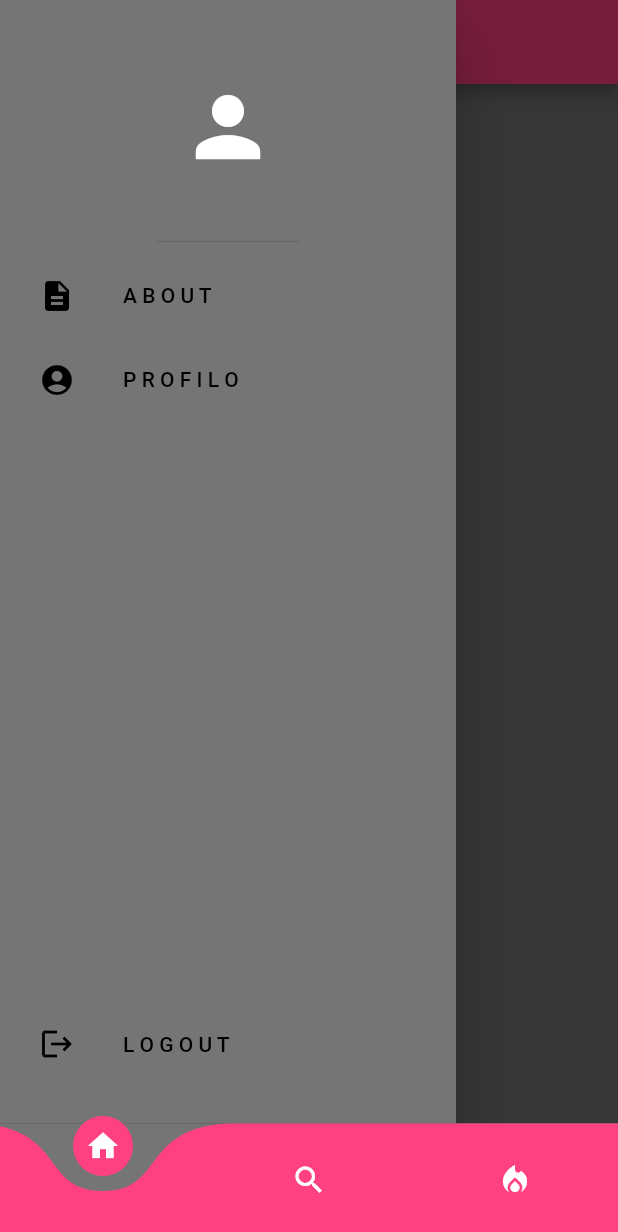
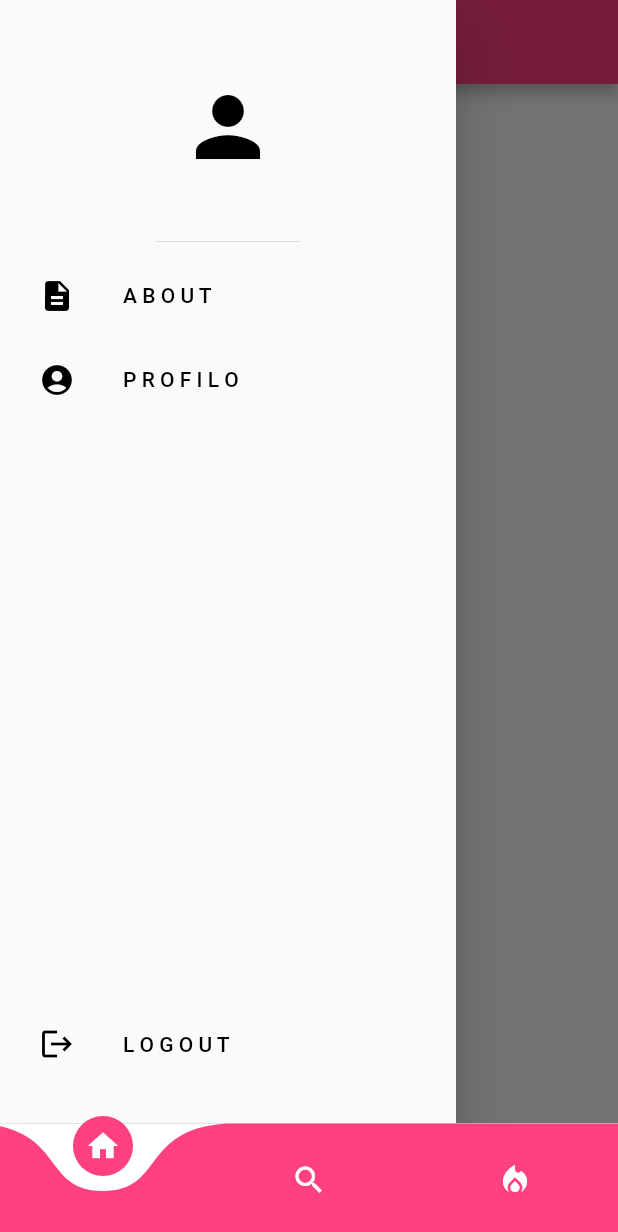
Before and after one commit to toscap2002/my_app_flutter, a Flutter app: the screen it shows once a user with an empty profile is signed in, with the side drawer open, on a phone screen of 412 x 824 dp. Shown: the top 1232 px of the screen. Run offline on Flutter 3.47's test engine with Material 2 defaults, Android fonts, the phone set to English and light mode, and no system bars; drawn by our look-alikes of curved_navigation_bar; our stand-ins replace cloud_firestore, firebase_auth, firebase_core, firebase_database, fluttertoast, rxdart and 2 more; accounts and stored records are empty.

Commit message:
Modifiche ai colori

```diff
--- a/lib/components/drawer.dart
+++ b/lib/components/drawer.dart
@@ -10,7 +10,7 @@ class MyDrawer extends StatelessWidget {
   @override
   Widget build(BuildContext context) {
     return Drawer(
-      backgroundColor: Colors.grey.shade600,
+     // backgroundColor: Colors.grey.shade600,
       child: Column(
         mainAxisAlignment: MainAxisAlignment.spaceBetween,
         children: [
@@ -20,7 +20,7 @@ class MyDrawer extends StatelessWidget {
               child:
               Icon(
                 Icons.person,
-                color: Colors.white,
+                color: Colors.black,
                 size: 64,
               ),
             ),
--- a/lib/components/textfield.dart
+++ b/lib/components/textfield.dart
@@ -31,7 +31,7 @@ class MyTextField extends StatelessWidget{
             borderSide: BorderSide(width: 5, color: Colors.amber.shade400),
             borderRadius: BorderRadius.circular(50.0),
           ),
-          fillColor: Colors.grey,
+          fillColor: Colors.white38,
           filled: true,
           hintText: hintText,
         ),
--- a/lib/pages/about.dart
+++ b/lib/pages/about.dart
@@ -11,7 +11,7 @@ class _AboutPageState extends State<AboutPage> {
   @override
   Widget build(BuildContext context) {
     return Scaffold(
-      backgroundColor: Colors.grey.shade600,
+      //backgroundColor: Colors.grey.shade600,
       appBar: AppBar(
         title: Text('About'),
         centerTitle: true,
--- a/lib/pages/homePage.dart
+++ b/lib/pages/homePage.dart
@@ -48,7 +48,7 @@ class _HomePageState extends State<HomePage> {
   @override
   Widget build(BuildContext context) {
     return Scaffold(
-      backgroundColor: Colors.grey.shade600,
+      //backgroundColor: Colors.grey.shade600,
       appBar: AppBar(
         title: Text('Home'),
         centerTitle: true,
--- a/lib/pages/introPage.dart
+++ b/lib/pages/introPage.dart
@@ -40,12 +40,12 @@ class _IntroPageState extends State<IntroPage>{
   @override
   Widget build(BuildContext context) {
     return Scaffold(
-      backgroundColor: Colors.grey.shade600,
+      //backgroundColor: Colors.grey.shade600,
       body: _pages[_selectIndex],
       bottomNavigationBar: CurvedNavigationBar(
         index: _selectIndex,
         onTap: navigationBottomBar,
-        backgroundColor: Colors.grey.shade600,
+        backgroundColor: Colors.white,
         color: Colors.pinkAccent,
         animationDuration: Duration(milliseconds: 300),
         items: [
--- a/lib/pages/playerStatistics.dart
+++ b/lib/pages/playerStatistics.dart
@@ -18,7 +18,7 @@ class _PlayerStatisticsState extends State<PlayerStatistics> {
   @override
   Widget build(BuildContext context) {
     return Scaffold(
-      backgroundColor: Colors.grey.shade600,
+     // backgroundColor: Colors.grey.shade600,
       appBar: AppBar(
         title: Text('Statistiche di ${widget.namePS}'),
         centerTitle: true,
--- a/lib/pages/profilePage.dart
+++ b/lib/pages/profilePage.dart
@@ -15,7 +15,7 @@ class _ProfilePageState extends State<ProfilePage> {
   Widget build(BuildContext context) {
     return Scaffold(
       //Profile Page
-      backgroundColor: Colors.grey.shade600,
+      //backgroundColor: Colors.grey.shade600,
       appBar: AppBar(
         title: Text('Profilo'),
         centerTitle: true,
--- a/lib/pages/searchPage.dart
+++ b/lib/pages/searchPage.dart
@@ -81,7 +81,7 @@ class _SearchPageState extends State<SearchPage> {
   @override
   Widget build(BuildContext context) {
     return Scaffold(
-      backgroundColor: Colors.grey.shade600,
+      //backgroundColor: Colors.grey.shade600,
       appBar: AppBar(
         backgroundColor: Colors.pinkAccent,
         actions: [
@@ -106,7 +106,7 @@ class _SearchPageState extends State<SearchPage> {
               borderSide: BorderSide(width: 5, color: Colors.amber.shade400),
               borderRadius: BorderRadius.circular(50.0),
             ),
-            fillColor: Colors.grey,
+            fillColor: Colors.white38,
             filled: true,
           ),
           onChanged: _filterUsers, // Aggiunto onChanged
--- a/lib/pages/topPage.dart
+++ b/lib/pages/topPage.dart
@@ -37,7 +37,7 @@ class _TopPageState extends State<TopPage> {
     getTopPlayer();
     return Scaffold(
       //La top 50
-      backgroundColor: Colors.grey.shade600,
+      //backgroundColor: Colors.grey.shade600,
       appBar: AppBar(
         title: Text('Top 50 giocatori'),
         centerTitle: true,
--- a/lib/pages/tutorialPage.dart
+++ b/lib/pages/tutorialPage.dart
@@ -64,6 +64,7 @@ class _TutorialPageState extends State<TutorialPage> {
     return Scaffold(
 
       appBar: AppBar(
+        backgroundColor: Colors.pinkAccent,
         title: Text('Tutorial App'),
       ),
       body: SingleChildScrollView(
```
